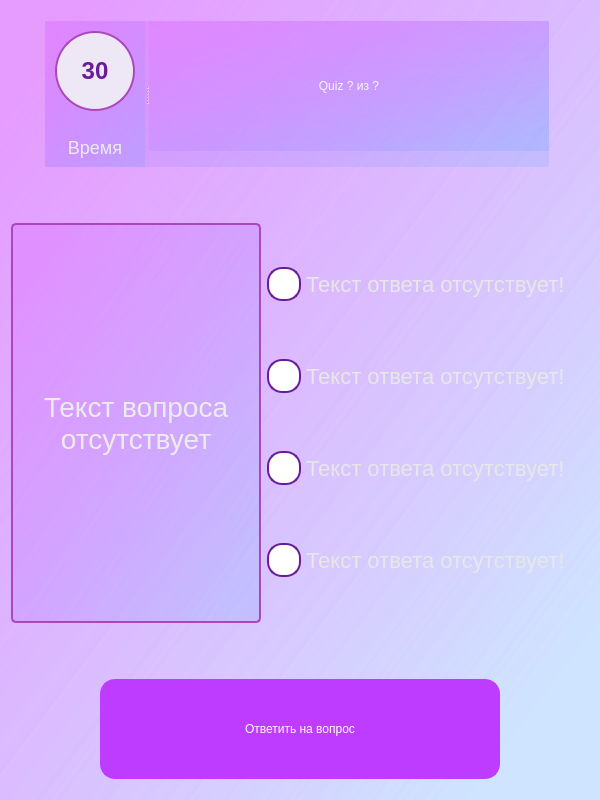
This is window/quizwindow.ui in TimurOlegovichDev/Quizzy as Qt 5 draws it before an edit. The edited form follows.
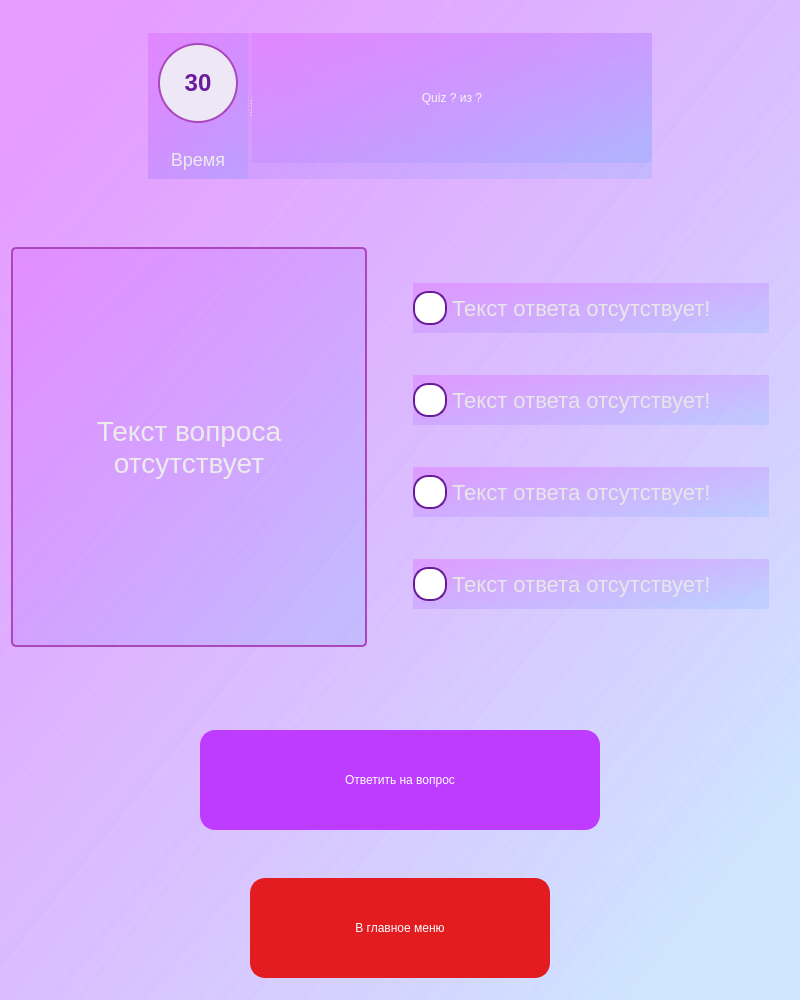
This is the edited form. Icons and pictures are not drawn.

```diff
--- a/window/quizwindow.ui
+++ b/window/quizwindow.ui
@@ -6,8 +6,8 @@
    <rect>
     <x>0</x>
     <y>0</y>
-    <width>600</width>
-    <height>800</height>
+    <width>800</width>
+    <height>1000</height>
    </rect>
   </property>
   <property name="minimumSize">
@@ -220,6 +220,22 @@
        </property>
       </widget>
      </item>
+     <item>
+      <spacer name="horizontalSpacer_8">
+       <property name="orientation">
+        <enum>Qt::Horizontal</enum>
+       </property>
+       <property name="sizeType">
+        <enum>QSizePolicy::Fixed</enum>
+       </property>
+       <property name="sizeHint" stdset="0">
+        <size>
+         <width>40</width>
+         <height>20</height>
+        </size>
+       </property>
+      </spacer>
+     </item>
      <item>
       <layout class="QVBoxLayout" name="verticalLayout">
        <item>
@@ -235,7 +251,11 @@
     spacing: 5px; /* Расстояние между текстом и кнопкой */
     font-size: 22px; /* Размер шрифта */
     color: #e7e7e7; /* Цвет текста */
-	background-color: qlineargradient(spread:pad, x1:0, y1:0, x2:1, y2:0, stop:0 rgba(255, 178, 102, 0), stop:0.55 rgba(235, 148, 61, 0), stop:0.977528 rgba(0, 0, 0, 0), stop:1 rgba(0, 0, 0, 0));
+    background-color: qlineargradient(spread:pad, x1:0, y1:0, x2:1, y2:0, 
+        stop:0 rgba(255, 178, 102, 0), 
+        stop:0.55 rgba(235, 148, 61, 0), 
+        stop:0.977528 rgba(0, 0, 0, 0), 
+        stop:1 rgba(0, 0, 0, 0));
 }
 
 QRadioButton::indicator {
@@ -253,15 +273,17 @@
 
 QRadioButton::indicator:unchecked:hover {
     border: 2px solid #BA68C8; /* Цвет рамки при наведении */
-}
-
-QRadioButton::indicator:checked:hover {
-    background-color: #9C27B0; /* Цвет фона при наведении на выбранный элемент */
 }</string>
          </property>
          <property name="text">
           <string>Текст ответа отсутствует!</string>
          </property>
+         <property name="checkable">
+          <bool>true</bool>
+         </property>
+         <property name="autoExclusive">
+          <bool>true</bool>
+         </property>
         </widget>
        </item>
        <item>
@@ -277,7 +299,11 @@
     spacing: 5px; /* Расстояние между текстом и кнопкой */
     font-size: 22px; /* Размер шрифта */
     color: #e7e7e7; /* Цвет текста */
-	background-color: qlineargradient(spread:pad, x1:0, y1:0, x2:1, y2:0, stop:0 rgba(255, 178, 102, 0), stop:0.55 rgba(235, 148, 61, 0), stop:0.977528 rgba(0, 0, 0, 0), stop:1 rgba(0, 0, 0, 0));
+    background-color: qlineargradient(spread:pad, x1:0, y1:0, x2:1, y2:0, 
+        stop:0 rgba(255, 178, 102, 0), 
+        stop:0.55 rgba(235, 148, 61, 0), 
+        stop:0.977528 rgba(0, 0, 0, 0), 
+        stop:1 rgba(0, 0, 0, 0));
 }
 
 QRadioButton::indicator {
@@ -295,15 +321,17 @@
 
 QRadioButton::indicator:unchecked:hover {
     border: 2px solid #BA68C8; /* Цвет рамки при наведении */
-}
-
-QRadioButton::indicator:checked:hover {
-    background-color: #9C27B0; /* Цвет фона при наведении на выбранный элемент */
 }</string>
          </property>
          <property name="text">
           <string>Текст ответа отсутствует!</string>
          </property>
+         <property name="checkable">
+          <bool>true</bool>
+         </property>
+         <property name="autoExclusive">
+          <bool>true</bool>
+         </property>
         </widget>
        </item>
        <item>
@@ -319,7 +347,11 @@
     spacing: 5px; /* Расстояние между текстом и кнопкой */
     font-size: 22px; /* Размер шрифта */
     color: #e7e7e7; /* Цвет текста */
-	background-color: qlineargradient(spread:pad, x1:0, y1:0, x2:1, y2:0, stop:0 rgba(255, 178, 102, 0), stop:0.55 rgba(235, 148, 61, 0), stop:0.977528 rgba(0, 0, 0, 0), stop:1 rgba(0, 0, 0, 0));
+    background-color: qlineargradient(spread:pad, x1:0, y1:0, x2:1, y2:0, 
+        stop:0 rgba(255, 178, 102, 0), 
+        stop:0.55 rgba(235, 148, 61, 0), 
+        stop:0.977528 rgba(0, 0, 0, 0), 
+        stop:1 rgba(0, 0, 0, 0));
 }
 
 QRadioButton::indicator {
@@ -337,15 +369,17 @@
 
 QRadioButton::indicator:unchecked:hover {
     border: 2px solid #BA68C8; /* Цвет рамки при наведении */
-}
-
-QRadioButton::indicator:checked:hover {
-    background-color: #9C27B0; /* Цвет фона при наведении на выбранный элемент */
 }</string>
          </property>
          <property name="text">
           <string>Текст ответа отсутствует!</string>
          </property>
+         <property name="checkable">
+          <bool>true</bool>
+         </property>
+         <property name="autoExclusive">
+          <bool>true</bool>
+         </property>
         </widget>
        </item>
        <item>
@@ -361,7 +395,11 @@
     spacing: 5px; /* Расстояние между текстом и кнопкой */
     font-size: 22px; /* Размер шрифта */
     color: #e7e7e7; /* Цвет текста */
-	background-color: qlineargradient(spread:pad, x1:0, y1:0, x2:1, y2:0, stop:0 rgba(255, 178, 102, 0), stop:0.55 rgba(235, 148, 61, 0), stop:0.977528 rgba(0, 0, 0, 0), stop:1 rgba(0, 0, 0, 0));
+    background-color: qlineargradient(spread:pad, x1:0, y1:0, x2:1, y2:0, 
+        stop:0 rgba(255, 178, 102, 0), 
+        stop:0.55 rgba(235, 148, 61, 0), 
+        stop:0.977528 rgba(0, 0, 0, 0), 
+        stop:1 rgba(0, 0, 0, 0));
 }
 
 QRadioButton::indicator {
@@ -379,15 +417,20 @@
 
 QRadioButton::indicator:unchecked:hover {
     border: 2px solid #BA68C8; /* Цвет рамки при наведении */
-}
-
-QRadioButton::indicator:checked:hover {
-    background-color: #9C27B0; /* Цвет фона при наведении на выбранный элемент */
 }</string>
          </property>
          <property name="text">
           <string>Текст ответа отсутствует!</string>
          </property>
+         <property name="checkable">
+          <bool>true</bool>
+         </property>
+         <property name="checked">
+          <bool>false</bool>
+         </property>
+         <property name="autoExclusive">
+          <bool>true</bool>
+         </property>
         </widget>
        </item>
       </layout>
@@ -452,7 +495,7 @@
        <property name="maximumSize">
         <size>
          <width>400</width>
-         <height>100</height>
+         <height>70</height>
         </size>
        </property>
        <property name="styleSheet">
@@ -494,6 +537,91 @@
      </item>
     </layout>
    </item>
+   <item>
+    <spacer name="verticalSpacer_3">
+     <property name="orientation">
+      <enum>Qt::Vertical</enum>
+     </property>
+     <property name="sizeType">
+      <enum>QSizePolicy::Fixed</enum>
+     </property>
+     <property name="sizeHint" stdset="0">
+      <size>
+       <width>20</width>
+       <height>20</height>
+      </size>
+     </property>
+    </spacer>
+   </item>
+   <item>
+    <layout class="QHBoxLayout" name="horizontalLayout_4">
+     <item>
+      <spacer name="horizontalSpacer_6">
+       <property name="orientation">
+        <enum>Qt::Horizontal</enum>
+       </property>
+       <property name="sizeHint" stdset="0">
+        <size>
+         <width>40</width>
+         <height>20</height>
+        </size>
+       </property>
+      </spacer>
+     </item>
+     <item>
+      <widget class="QPushButton" name="toMainWindowButton">
+       <property name="minimumSize">
+        <size>
+         <width>300</width>
+         <height>100</height>
+        </size>
+       </property>
+       <property name="maximumSize">
+        <size>
+         <width>300</width>
+         <height>70</height>
+        </size>
+       </property>
+       <property name="styleSheet">
+        <string notr="true">QPushButton {
+    border: 2px solid #e31c20; /* Красный цвет границы */
+    border-radius: 15px; 
+    background-color:#e31c20; /* Красный цвет фона */
+    color: white; 
+    padding: 20px; 
+	font: 75 18pt &quot;Bahnschrift&quot;;
+} 
+
+QPushButton:hover { 
+    background-color: #C70039; /* Более темный красный при наведении */
+}
+
+QPushButton:pressed {
+    background-color: #900C3F; /* Еще более темный красный при нажатии */
+    padding-left: 8px;
+    padding-top: 8px;
+}</string>
+       </property>
+       <property name="text">
+        <string>В главное меню</string>
+       </property>
+      </widget>
+     </item>
+     <item>
+      <spacer name="horizontalSpacer_7">
+       <property name="orientation">
+        <enum>Qt::Horizontal</enum>
+       </property>
+       <property name="sizeHint" stdset="0">
+        <size>
+         <width>40</width>
+         <height>20</height>
+        </size>
+       </property>
+      </spacer>
+     </item>
+    </layout>
+   </item>
   </layout>
  </widget>
  <resources>
```
